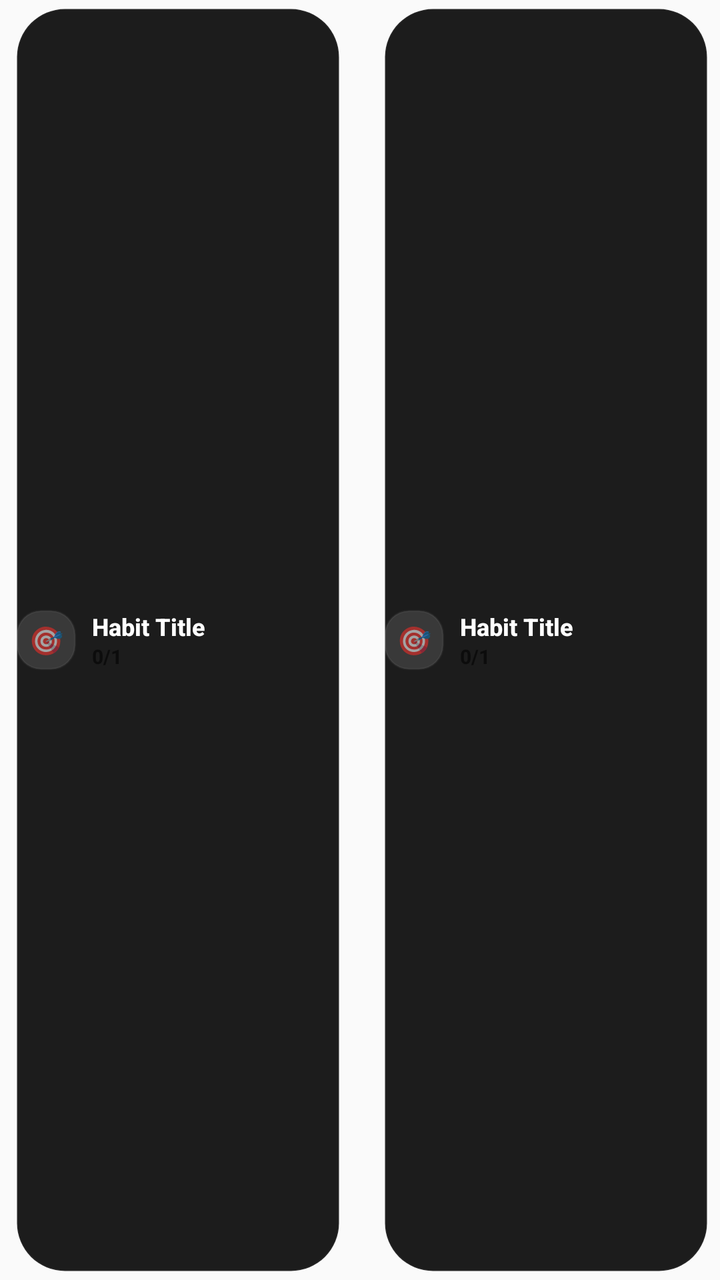
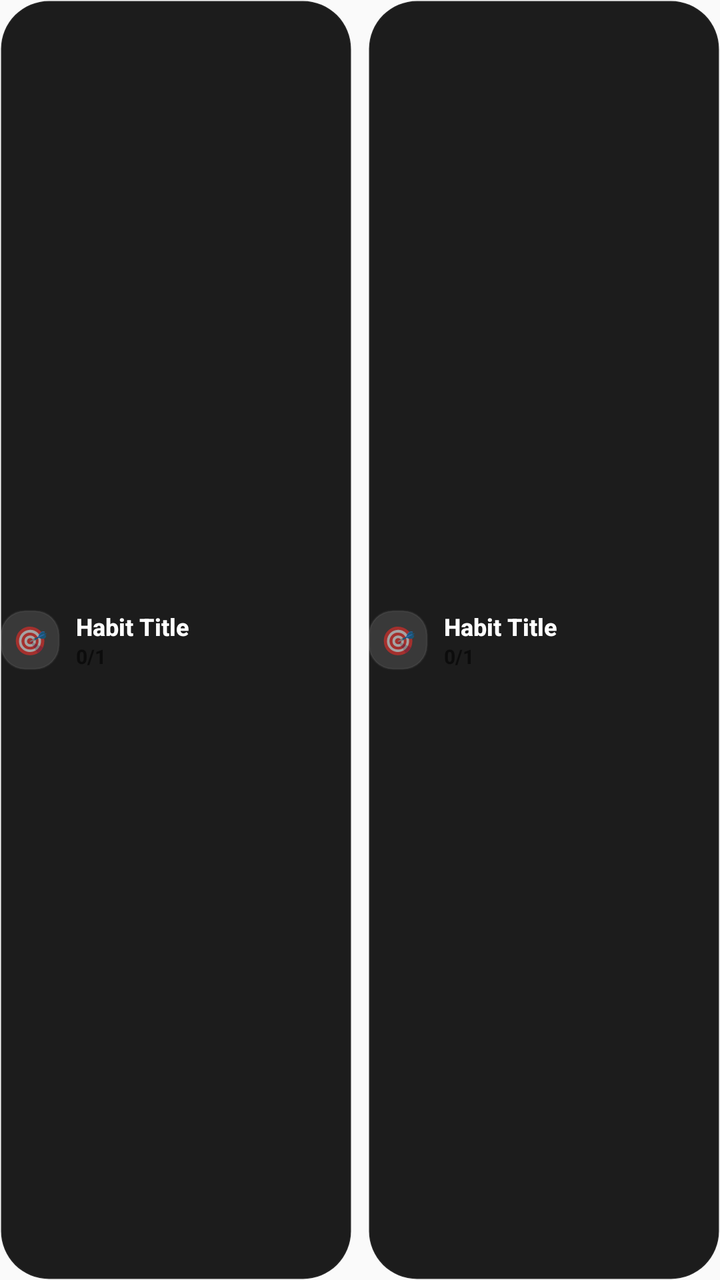

Compare the two renders of this Android layout. The source of the first and the diff that turns it into the second are given below.
<!-- AndroidManifest.xml: application theme AppTheme -->
<!-- res/layout/widget_habit_item_thin_2col.xml -->
<?xml version="1.0" encoding="utf-8"?>
<LinearLayout xmlns:android="http://schemas.android.com/apk/res/android"
    android:layout_width="match_parent"
    android:layout_height="wrap_content"
    android:orientation="horizontal"
    android:baselineAligned="false"
    android:paddingBottom="0dp">

    
<LinearLayout xmlns:android="http://schemas.android.com/apk/res/android"
    android:id="@+id/left_habit_item_root_wrapper"
    android:layout_width="0dp"
    android:layout_weight="1"
    android:layout_marginEnd="4dp"
    android:layout_height="wrap_content"
    android:orientation="vertical">

    <RelativeLayout
        android:id="@+id/left_habit_item_root"
        android:layout_width="match_parent"
        android:layout_height="wrap_content"
        android:paddingStart="8dp"
        android:paddingEnd="6dp"
        android:paddingTop="4dp"
        android:paddingBottom="4dp"
        android:clickable="true"
        android:focusable="true">

        
        <ImageView
            android:id="@+id/left_habit_card_background"
            android:layout_width="match_parent"
            android:layout_height="match_parent"
            android:scaleType="fitXY"
            android:src="@drawable/widget_habit_item_bg" />

        
        <ImageView
            android:id="@+id/left_habit_glow_background"
            android:layout_width="match_parent"
            android:layout_height="match_parent"
            android:scaleType="fitXY"
            android:visibility="gone" />

        
        <FrameLayout
            android:id="@+id/left_habit_color_overlay"
            android:layout_width="match_parent"
            android:layout_height="match_parent"
            android:alpha="0.09" />

        
        <FrameLayout
            android:id="@+id/left_habit_icon_container"
            android:layout_width="30dp"
            android:layout_height="30dp"
            android:layout_alignParentStart="true"
            android:layout_centerVertical="true"
            android:background="@drawable/widget_icon_container_bg">

            <TextView
                android:id="@+id/left_habit_icon"
                android:layout_width="wrap_content"
                android:layout_height="wrap_content"
                android:layout_gravity="center"
                android:textSize="14sp"
                android:text="🎯" />

        </FrameLayout>

        
        <LinearLayout
            android:id="@+id/left_habit_text_container"
            android:layout_width="match_parent"
            android:layout_height="wrap_content"
            android:layout_toEndOf="@id/left_habit_icon_container"
            android:layout_toStartOf="@id/left_habit_action_container"
            android:layout_centerVertical="true"
            android:orientation="vertical"
            android:paddingStart="8dp"
            android:paddingEnd="6dp">

            
            <TextView
                android:id="@+id/left_habit_title"
                android:layout_width="match_parent"
                android:layout_height="wrap_content"
                android:textColor="#FFFFFF"
                android:textSize="12sp"
                android:textStyle="bold"
                android:fontFamily="sans-serif-medium"
                android:maxLines="1"
                android:ellipsize="end"
                android:text="Habit Title" />

            
            <TextView
                android:id="@+id/left_habit_progress"
                android:layout_width="wrap_content"
                android:layout_height="wrap_content"
                android:textSize="10sp"
                android:textStyle="bold"
                android:fontFamily="sans-serif-medium"
                android:text="0/1" />

        </LinearLayout>

        
        <LinearLayout
            android:id="@+id/left_habit_action_container"
            android:layout_width="wrap_content"
            android:layout_height="wrap_content"
            android:layout_alignParentEnd="true"
            android:layout_centerVertical="true"
            android:orientation="horizontal"
            android:gravity="center_vertical">

            <FrameLayout
                android:id="@+id/left_habit_complete_btn"
                android:layout_width="32dp"
                android:layout_height="32dp"
                android:clickable="true"
                android:focusable="true">

                <ImageView
                    android:id="@+id/left_habit_complete_image"
                    android:layout_width="match_parent"
                    android:layout_height="match_parent"
                    android:scaleType="fitCenter" />

                
                <TextView
                    android:id="@+id/left_habit_check_icon"
                    android:layout_width="wrap_content"
                    android:layout_height="wrap_content"
                    android:layout_gravity="center"
                    android:text="✓"
                    android:textColor="#FFFFFF"
                    android:textSize="14sp"
                    android:textStyle="bold"
                    android:visibility="gone" />

            </FrameLayout>

        </LinearLayout>

        
        <LinearLayout
            android:id="@+id/left_habit_streak_container"
            android:layout_width="wrap_content"
            android:layout_height="wrap_content"
            android:visibility="gone">
            <TextView android:id="@+id/left_habit_streak_count" android:layout_width="wrap_content" android:layout_height="wrap_content"/>
        </LinearLayout>

        <LinearLayout
            android:id="@+id/left_habit_subtasks_container"
            android:layout_width="wrap_content"
            android:layout_height="wrap_content"
            android:visibility="gone" />

    </RelativeLayout>
</LinearLayout>


    
<LinearLayout xmlns:android="http://schemas.android.com/apk/res/android"
    android:id="@+id/right_habit_item_root_wrapper"
    android:layout_width="0dp"
    android:layout_weight="1"
    android:layout_marginStart="4dp"
    android:layout_height="wrap_content"
    android:orientation="vertical">

    <RelativeLayout
        android:id="@+id/right_habit_item_root"
        android:layout_width="match_parent"
        android:layout_height="wrap_content"
        android:paddingStart="8dp"
        android:paddingEnd="6dp"
        android:paddingTop="4dp"
        android:paddingBottom="4dp"
        android:clickable="true"
        android:focusable="true">

        
        <ImageView
            android:id="@+id/right_habit_card_background"
            android:layout_width="match_parent"
            android:layout_height="match_parent"
            android:scaleType="fitXY"
            android:src="@drawable/widget_habit_item_bg" />

        
        <ImageView
            android:id="@+id/right_habit_glow_background"
            android:layout_width="match_parent"
            android:layout_height="match_parent"
            android:scaleType="fitXY"
            android:visibility="gone" />

        
        <FrameLayout
            android:id="@+id/right_habit_color_overlay"
            android:layout_width="match_parent"
            android:layout_height="match_parent"
            android:alpha="0.09" />

        
        <FrameLayout
            android:id="@+id/right_habit_icon_container"
            android:layout_width="30dp"
            android:layout_height="30dp"
            android:layout_alignParentStart="true"
            android:layout_centerVertical="true"
            android:background="@drawable/widget_icon_container_bg">

            <TextView
                android:id="@+id/right_habit_icon"
                android:layout_width="wrap_content"
                android:layout_height="wrap_content"
                android:layout_gravity="center"
                android:textSize="14sp"
                android:text="🎯" />

        </FrameLayout>

        
        <LinearLayout
            android:id="@+id/right_habit_text_container"
            android:layout_width="match_parent"
            android:layout_height="wrap_content"
            android:layout_toEndOf="@id/right_habit_icon_container"
            android:layout_toStartOf="@id/right_habit_action_container"
            android:layout_centerVertical="true"
            android:orientation="vertical"
            android:paddingStart="8dp"
            android:paddingEnd="6dp">

            
            <TextView
                android:id="@+id/right_habit_title"
                android:layout_width="match_parent"
                android:layout_height="wrap_content"
                android:textColor="#FFFFFF"
                android:textSize="12sp"
                android:textStyle="bold"
                android:fontFamily="sans-serif-medium"
                android:maxLines="1"
                android:ellipsize="end"
                android:text="Habit Title" />

            
            <TextView
                android:id="@+id/right_habit_progress"
                android:layout_width="wrap_content"
                android:layout_height="wrap_content"
                android:textSize="10sp"
                android:textStyle="bold"
                android:fontFamily="sans-serif-medium"
                android:text="0/1" />

        </LinearLayout>

        
        <LinearLayout
            android:id="@+id/right_habit_action_container"
            android:layout_width="wrap_content"
            android:layout_height="wrap_content"
            android:layout_alignParentEnd="true"
            android:layout_centerVertical="true"
            android:orientation="horizontal"
            android:gravity="center_vertical">

            <FrameLayout
                android:id="@+id/right_habit_complete_btn"
                android:layout_width="32dp"
                android:layout_height="32dp"
                android:clickable="true"
                android:focusable="true">

                <ImageView
                    android:id="@+id/right_habit_complete_image"
                    android:layout_width="match_parent"
                    android:layout_height="match_parent"
                    android:scaleType="fitCenter" />

                
                <TextView
                    android:id="@+id/right_habit_check_icon"
                    android:layout_width="wrap_content"
                    android:layout_height="wrap_content"
                    android:layout_gravity="center"
                    android:text="✓"
                    android:textColor="#FFFFFF"
                    android:textSize="14sp"
                    android:textStyle="bold"
                    android:visibility="gone" />

            </FrameLayout>

        </LinearLayout>

        
        <LinearLayout
            android:id="@+id/right_habit_streak_container"
            android:layout_width="wrap_content"
            android:layout_height="wrap_content"
            android:visibility="gone">
            <TextView android:id="@+id/right_habit_streak_count" android:layout_width="wrap_content" android:layout_height="wrap_content"/>
        </LinearLayout>

        <LinearLayout
            android:id="@+id/right_habit_subtasks_container"
            android:layout_width="wrap_content"
            android:layout_height="wrap_content"
            android:visibility="gone" />

    </RelativeLayout>
</LinearLayout>


</LinearLayout>
<!-- resources referenced by this layout -->
<resources>
  <!-- drawable widget_habit_item_bg (drawable) -->
  <?xml version="1.0" encoding="utf-8"?>
  <shape xmlns:android="http://schemas.android.com/apk/res/android"
      android:shape="rectangle">
      <solid android:color="#E6050505" />
      <corners android:radius="24dp" />
      <stroke
          android:width="1dp"
          android:color="#0DFFFFFF" />
  </shape>
  <!-- drawable widget_icon_container_bg (drawable) -->
  <?xml version="1.0" encoding="utf-8"?>
  <shape xmlns:android="http://schemas.android.com/apk/res/android"
      android:shape="rectangle">
      <solid android:color="#20FFFFFF" />
      <corners android:radius="12dp" />
      <stroke
          android:width="1dp"
          android:color="#0DFFFFFF" />
  </shape>
  <style name="AppTheme" parent="Theme.AppCompat.Light.DarkActionBar">
          
          <item name="colorPrimary">@color/colorPrimary</item>
          <item name="colorPrimaryDark">@color/colorPrimaryDark</item>
          <item name="colorAccent">@color/colorAccent</item>
      </style>
</resources>

<!-- the commit's change to res/layout/widget_habit_item_thin_2col.xml (unified diff, before → after) -->
@@ -19,10 +19,6 @@
         android:id="@+id/left_habit_item_root"
         android:layout_width="match_parent"
         android:layout_height="wrap_content"
-        android:paddingStart="8dp"
-        android:paddingEnd="6dp"
-        android:paddingTop="4dp"
-        android:paddingBottom="4dp"
         android:clickable="true"
         android:focusable="true">
 
@@ -48,6 +44,12 @@
             android:layout_width="match_parent"
             android:layout_height="match_parent"
             android:alpha="0.09" />
+
+        <RelativeLayout
+            android:id="@+id/left_habit_content_container"
+            android:layout_width="match_parent"
+            android:layout_height="wrap_content"
+            android:layout_centerVertical="true">
 
         
         <FrameLayout
@@ -159,6 +161,8 @@
             android:layout_height="wrap_content"
             android:visibility="gone" />
 
+        </RelativeLayout>
+
     </RelativeLayout>
 </LinearLayout>
 
@@ -176,10 +180,6 @@
         android:id="@+id/right_habit_item_root"
         android:layout_width="match_parent"
         android:layout_height="wrap_content"
-        android:paddingStart="8dp"
-        android:paddingEnd="6dp"
-        android:paddingTop="4dp"
-        android:paddingBottom="4dp"
         android:clickable="true"
         android:focusable="true">
 
@@ -205,6 +205,12 @@
             android:layout_width="match_parent"
             android:layout_height="match_parent"
             android:alpha="0.09" />
+
+        <RelativeLayout
+            android:id="@+id/right_habit_content_container"
+            android:layout_width="match_parent"
+            android:layout_height="wrap_content"
+            android:layout_centerVertical="true">
 
         
         <FrameLayout
@@ -316,6 +322,8 @@
             android:layout_height="wrap_content"
             android:visibility="gone" />
 
+        </RelativeLayout>
+
     </RelativeLayout>
 </LinearLayout>
 
